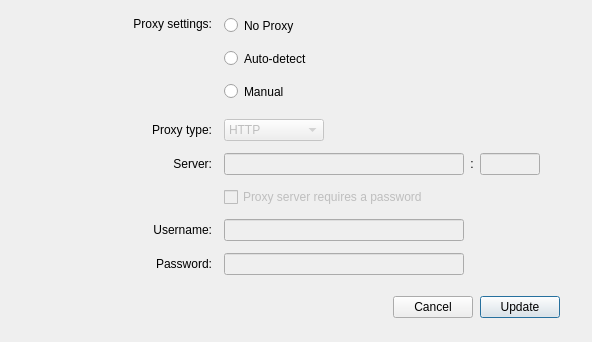
meganz/MEGAsync, file src/MEGASync/gui/macx/ProxySettings.ui: the form before one commit.
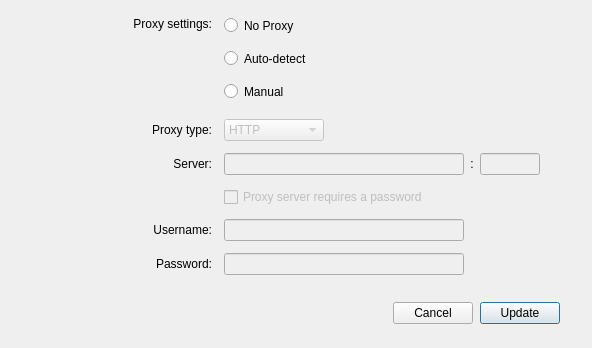
The form after the commit.

Commit message: SNC-1173. UI settings fixes after review

```diff
--- a/src/MEGASync/gui/macx/ProxySettings.ui
+++ b/src/MEGASync/gui/macx/ProxySettings.ui
@@ -64,7 +64,7 @@
        <number>0</number>
       </property>
       <property name="bottomMargin">
-       <number>1</number>
+       <number>2</number>
       </property>
       <property name="spacing">
        <number>12</number>
@@ -519,7 +519,7 @@
        <number>20</number>
       </property>
       <property name="topMargin">
-       <number>2</number>
+       <number>7</number>
       </property>
       <property name="rightMargin">
        <number>20</number>
```
The commit also changes 4 other files.
